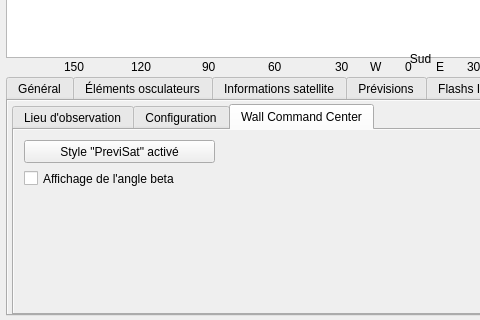
Before: the Qt Designer form previsat.ui in mconsidine/previsat_archive, drawn with Qt 5; both pictures show x 0 to 480 and y 370 to 690 of the 1068 by 690 pixel window.
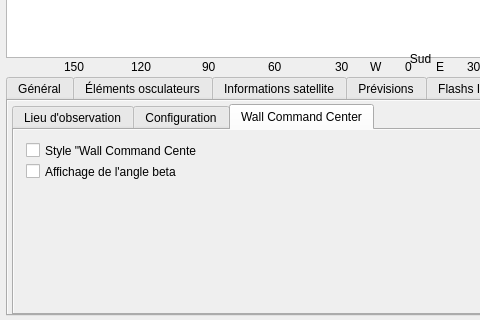
After: the same form once the commit is applied. The open tabs and pages were chosen to show the change. Icons and pictures are not drawn.

Commit message: Modifications pour l'affichage du Wall Command Center

What changed in the file:
```diff
--- a/previsat.ui
+++ b/previsat.ui
@@ -9489,8 +9489,8 @@
              <widget class="QCheckBox" name="affBetaWCC">
               <property name="geometry">
                <rect>
-                <x>10</x>
-                <y>40</y>
+                <x>12</x>
+                <y>33</y>
                 <width>151</width>
                 <height>17</height>
                </rect>
@@ -9499,12 +9499,12 @@
                <string>Affichage de l'angle beta</string>
               </property>
              </widget>
-             <widget class="QPushButton" name="styleWCC">
+             <widget class="QCheckBox" name="styleWCC">
               <property name="geometry">
                <rect>
-                <x>10</x>
-                <y>10</y>
-                <width>191</width>
+                <x>12</x>
+                <y>9</y>
+                <width>171</width>
                 <height>23</height>
                </rect>
               </property>
@@ -9512,7 +9512,7 @@
                <bool>true</bool>
               </property>
               <property name="text">
-               <string>Style &quot;PreviSat&quot; activé</string>
+               <string>Style &quot;Wall Command Center&quot;</string>
               </property>
               <property name="checkable">
                <bool>true</bool>
```
Left out of the diff: 2 changed lines with no effect on the pictures. The commit also changes 2 other files.
